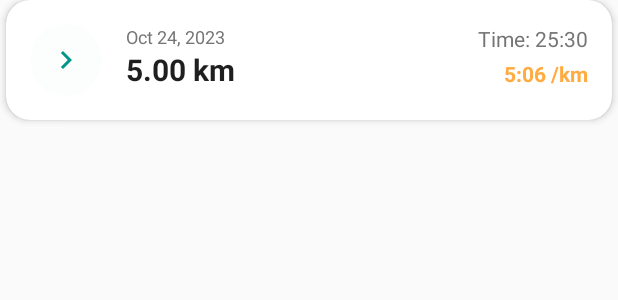
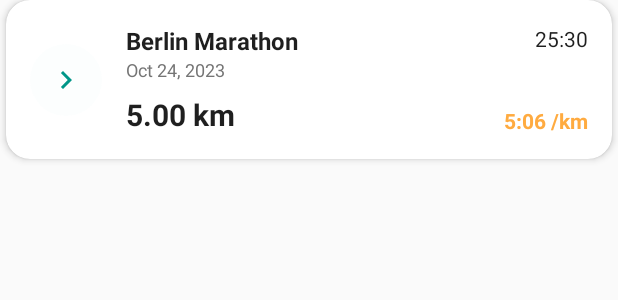
Before and after one commit to Tatatroi/RaceUp, an Android app: the layout item_run.xml on its own in the app's theme, with its tools: preview values and no code run, on a phone screen of 412 x 824 dp. Shown: the top 300 px of the screen. Run offline under Robolectric (Android 15) with nearby library versions, the phone set to English and light mode, and no system bars.

```diff
--- a/app/src/main/java/com/raceup/app/RunHistoryItem.kt
+++ b/app/src/main/java/com/raceup/app/RunHistoryItem.kt
@@ -1,6 +1,7 @@
 package com.raceup.app
 
 data class RunHistoryItem(
+    val raceName: String = "",
     val distanceMeters: Double = 0.0,
     val durationSeconds: Long = 0,
     val avgPace: String = "",
--- a/app/src/main/res/layout/item_run.xml
+++ b/app/src/main/res/layout/item_run.xml
@@ -36,15 +36,28 @@
             app:layout_constraintBottom_toBottomOf="@+id/iconBg"/>
 
         <TextView
+            android:id="@+id/tvRaceName"
+            android:layout_width="0dp"
+            android:layout_height="wrap_content"
+            android:text="Berlin Marathon"
+            android:textSize="16sp"
+            android:textStyle="bold"
+            android:textColor="@color/text_primary"
+            android:layout_marginStart="16dp"
+            android:layout_marginEnd="8dp"
+            app:layout_constraintStart_toEndOf="@+id/iconBg"
+            app:layout_constraintEnd_toStartOf="@+id/tvTime"
+            app:layout_constraintTop_toTopOf="parent"/>
+
+        <TextView
             android:id="@+id/tvDate"
             android:layout_width="wrap_content"
             android:layout_height="wrap_content"
             android:text="Oct 24, 2023"
             android:textSize="12sp"
             android:textColor="@color/text_secondary"
-            android:layout_marginStart="16dp"
-            app:layout_constraintStart_toEndOf="@+id/iconBg"
-            app:layout_constraintTop_toTopOf="parent"/>
+            app:layout_constraintStart_toStartOf="@+id/tvRaceName"
+            app:layout_constraintTop_toBottomOf="@+id/tvRaceName"/>
 
         <TextView
             android:id="@+id/tvDistance"
@@ -54,17 +67,17 @@
             android:textSize="20sp"
             android:textStyle="bold"
             android:textColor="@color/text_primary"
-            android:layout_marginStart="16dp"
-            app:layout_constraintStart_toEndOf="@+id/iconBg"
+            android:layout_marginTop="8dp"
+            app:layout_constraintStart_toStartOf="@+id/tvRaceName"
             app:layout_constraintTop_toBottomOf="@+id/tvDate"/>
 
         <TextView
             android:id="@+id/tvTime"
             android:layout_width="wrap_content"
             android:layout_height="wrap_content"
-            android:text="Time: 25:30"
+            android:text="25:30"
             android:textSize="14sp"
-            android:textColor="@color/text_secondary"
+            android:textColor="@color/text_primary"
             app:layout_constraintEnd_toEndOf="parent"
             app:layout_constraintTop_toTopOf="parent"/>
 
@@ -77,8 +90,7 @@
             android:textStyle="bold"
             android:textColor="@color/brand_accent"
             app:layout_constraintEnd_toEndOf="parent"
-            app:layout_constraintTop_toBottomOf="@+id/tvTime"
-            android:layout_marginTop="4dp"/>
+            app:layout_constraintBottom_toBottomOf="parent"/>
 
     </androidx.constraintlayout.widget.ConstraintLayout>
 </androidx.cardview.widget.CardView>
```
Also changed, not shown: app/src/main/java/com/raceup/app/RunHistoryAdapter.kt (+10 -10 lines), app/src/main/java/com/raceup/app/RunTrackerActivity.kt (+13 -0 lines).
